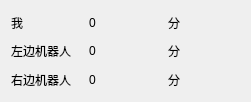
Old version of the form Qt/LandLords/scorepanel.ui in the repository sunhaoshub/ReadingNotes.
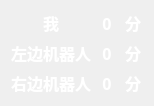
New version of the form.

Patch:
```diff
--- a/Qt/LandLords/scorepanel.ui
+++ b/Qt/LandLords/scorepanel.ui
@@ -6,8 +6,8 @@
    <rect>
     <x>0</x>
     <y>0</y>
-    <width>251</width>
-    <height>102</height>
+    <width>154</width>
+    <height>79</height>
    </rect>
   </property>
   <property name="windowTitle">
@@ -16,65 +16,191 @@
   <layout class="QGridLayout" name="gridLayout">
    <item row="0" column="0">
     <widget class="QLabel" name="label">
+     <property name="font">
+      <font>
+       <family>Microsoft YaHei</family>
+       <pointsize>12</pointsize>
+       <weight>75</weight>
+       <bold>true</bold>
+      </font>
+     </property>
+     <property name="styleSheet">
+      <string notr="true">color:rgb(255, 255, 255)</string>
+     </property>
      <property name="text">
       <string>我</string>
      </property>
+     <property name="alignment">
+      <set>Qt::AlignCenter</set>
+     </property>
     </widget>
    </item>
    <item row="0" column="1">
-    <widget class="QLabel" name="label_2">
+    <widget class="QLabel" name="meScore">
+     <property name="font">
+      <font>
+       <family>Microsoft YaHei</family>
+       <pointsize>12</pointsize>
+       <weight>75</weight>
+       <bold>true</bold>
+      </font>
+     </property>
+     <property name="styleSheet">
+      <string notr="true">color:rgb(255, 255, 255)</string>
+     </property>
      <property name="text">
       <string>0</string>
      </property>
+     <property name="alignment">
+      <set>Qt::AlignCenter</set>
+     </property>
     </widget>
    </item>
    <item row="0" column="2">
     <widget class="QLabel" name="label_3">
+     <property name="font">
+      <font>
+       <family>Microsoft YaHei</family>
+       <pointsize>12</pointsize>
+       <weight>75</weight>
+       <bold>true</bold>
+      </font>
+     </property>
+     <property name="styleSheet">
+      <string notr="true">color:rgb(255, 255, 255)</string>
+     </property>
      <property name="text">
       <string>分</string>
      </property>
+     <property name="alignment">
+      <set>Qt::AlignCenter</set>
+     </property>
     </widget>
    </item>
    <item row="1" column="0">
     <widget class="QLabel" name="label_6">
+     <property name="font">
+      <font>
+       <family>Microsoft YaHei</family>
+       <pointsize>12</pointsize>
+       <weight>75</weight>
+       <bold>true</bold>
+      </font>
+     </property>
+     <property name="styleSheet">
+      <string notr="true">color:rgb(255, 255, 255)</string>
+     </property>
      <property name="text">
       <string>左边机器人</string>
      </property>
+     <property name="alignment">
+      <set>Qt::AlignCenter</set>
+     </property>
     </widget>
    </item>
    <item row="1" column="1">
-    <widget class="QLabel" name="label_5">
+    <widget class="QLabel" name="leftScore">
+     <property name="font">
+      <font>
+       <family>Microsoft YaHei</family>
+       <pointsize>12</pointsize>
+       <weight>75</weight>
+       <bold>true</bold>
+      </font>
+     </property>
+     <property name="styleSheet">
+      <string notr="true">color:rgb(255, 255, 255)</string>
+     </property>
      <property name="text">
       <string>0</string>
      </property>
+     <property name="alignment">
+      <set>Qt::AlignCenter</set>
+     </property>
     </widget>
    </item>
    <item row="1" column="2">
     <widget class="QLabel" name="label_4">
+     <property name="font">
+      <font>
+       <family>Microsoft YaHei</family>
+       <pointsize>12</pointsize>
+       <weight>75</weight>
+       <bold>true</bold>
+      </font>
+     </property>
+     <property name="styleSheet">
+      <string notr="true">color:rgb(255, 255, 255)</string>
+     </property>
      <property name="text">
       <string>分</string>
      </property>
+     <property name="alignment">
+      <set>Qt::AlignCenter</set>
+     </property>
     </widget>
    </item>
    <item row="2" column="0">
     <widget class="QLabel" name="label_8">
+     <property name="font">
+      <font>
+       <family>Microsoft YaHei</family>
+       <pointsize>12</pointsize>
+       <weight>75</weight>
+       <bold>true</bold>
+      </font>
+     </property>
+     <property name="styleSheet">
+      <string notr="true">color:rgb(255, 255, 255)</string>
+     </property>
      <property name="text">
       <string>右边机器人</string>
      </property>
+     <property name="alignment">
+      <set>Qt::AlignCenter</set>
+     </property>
     </widget>
    </item>
    <item row="2" column="1">
-    <widget class="QLabel" name="label_9">
+    <widget class="QLabel" name="rightScore">
+     <property name="font">
+      <font>
+       <family>Microsoft YaHei</family>
+       <pointsize>12</pointsize>
+       <weight>75</weight>
+       <bold>true</bold>
+      </font>
+     </property>
+     <property name="styleSheet">
+      <string notr="true">color:rgb(255, 255, 255)</string>
+     </property>
      <property name="text">
       <string>0</string>
      </property>
+     <property name="alignment">
+      <set>Qt::AlignCenter</set>
+     </property>
     </widget>
    </item>
    <item row="2" column="2">
     <widget class="QLabel" name="label_7">
+     <property name="font">
+      <font>
+       <family>Microsoft YaHei</family>
+       <pointsize>12</pointsize>
+       <weight>75</weight>
+       <bold>true</bold>
+      </font>
+     </property>
+     <property name="styleSheet">
+      <string notr="true">color:rgb(255, 255, 255)</string>
+     </property>
      <property name="text">
       <string>分</string>
      </property>
+     <property name="alignment">
+      <set>Qt::AlignCenter</set>
+     </property>
     </widget>
    </item>
   </layout>
```
